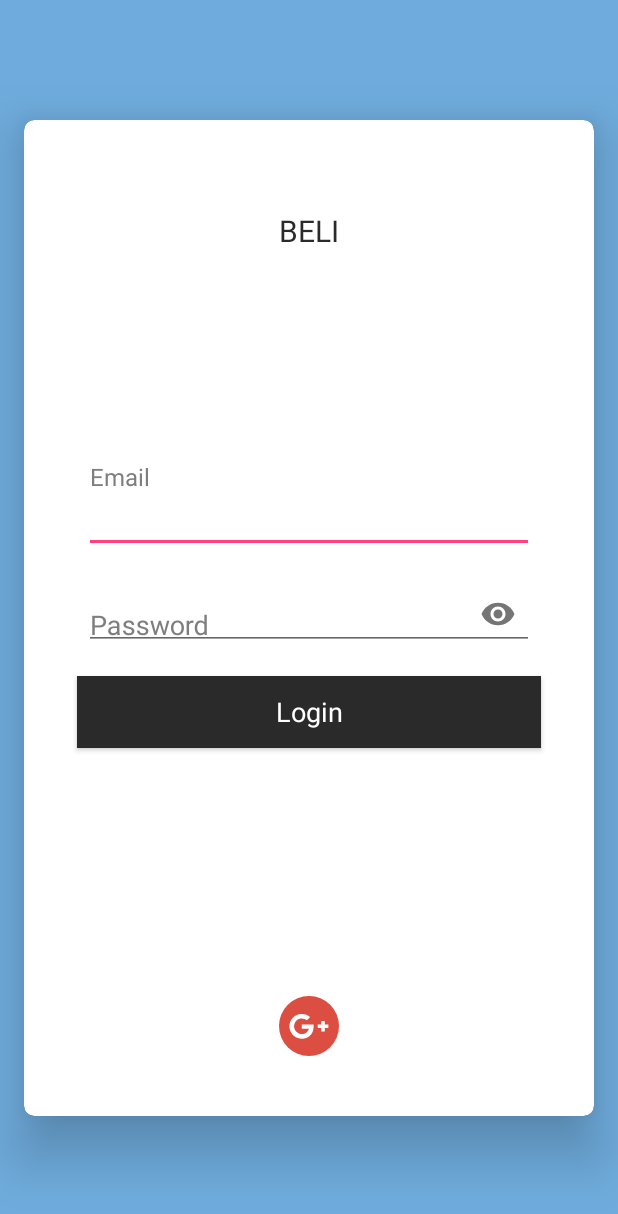
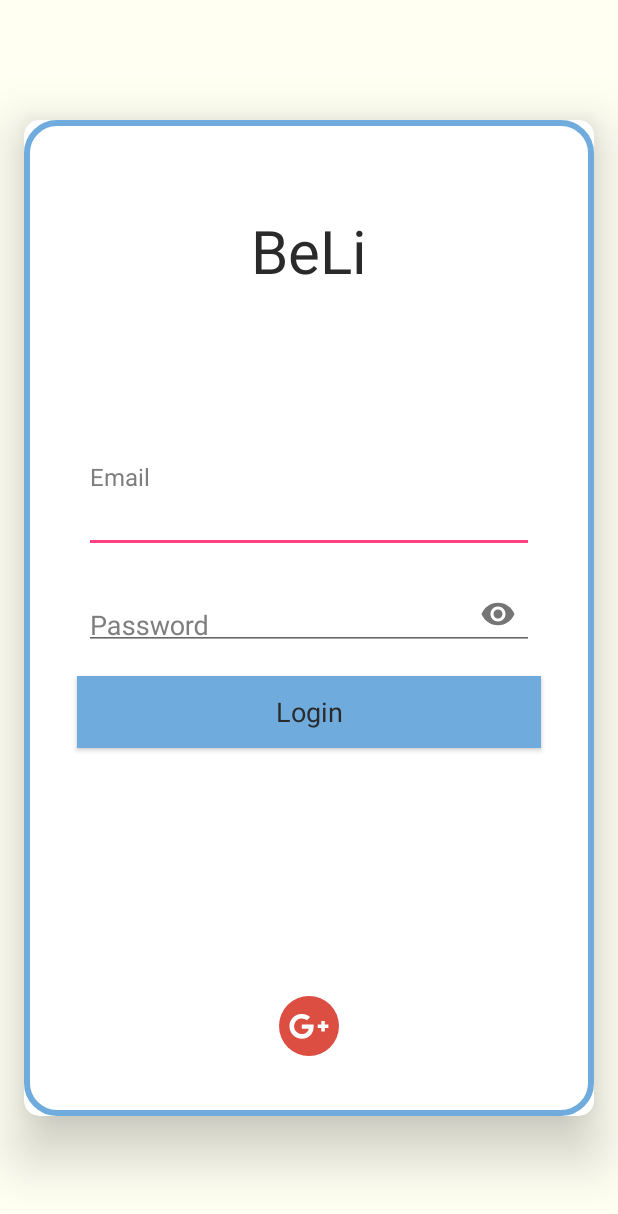
Before and after one commit to beli-ppl/android, an Android app: the screen it shows after launch (LoginActivity), on a phone screen of 412 x 824 dp. Shown: the top 1214 px of the screen. Run offline under Robolectric (Android 15) with nearby library versions, the phone set to English and light mode, and no system bars.

Commit message:
create better page home

```diff
--- /dev/null
+++ b/app/src/main/res/drawable/card_border.xml
@@ -0,0 +1,5 @@
+<shape xmlns:android="http://schemas.android.com/apk/res/android" android:shape="rectangle" >
+    <stroke android:width="4dip"
+        android:color="#6facdd"/>
+    <corners android:radius="20dip"/>
+</shape>
--- a/app/src/main/res/layout/activity_login.xml
+++ b/app/src/main/res/layout/activity_login.xml
@@ -18,7 +18,7 @@
     android:id="@+id/activity_main"
     android:layout_width="match_parent"
     android:layout_height="match_parent"
-    android:background="#6facdd">
+    android:background="#fffff2">
 
     <android.support.v7.widget.CardView
         android:layout_width="match_parent"
@@ -27,18 +27,28 @@
         android:layout_marginLeft="16dp"
         android:layout_marginRight="16dp"
         android:layout_marginTop="80dp"
-        app:cardCornerRadius="7dp"
+        app:cardCornerRadius="10dp"
         app:cardElevation="22dp">
 
+        <RelativeLayout
+            android:layout_width="match_parent"
+            android:layout_height="match_parent">
+
+            <ImageView
+                android:layout_width="match_parent"
+                android:layout_height="match_parent"
+                android:src="@drawable/card_border"
+                />
+
+        </RelativeLayout>
+
         <TextView
-            style="@style/TextStyle.Heading"
             android:layout_width="wrap_content"
             android:layout_height="wrap_content"
             android:layout_gravity="center|top"
             android:layout_marginTop="60dp"
             android:text="@string/login_title"
-            android:textAllCaps="true"
-            android:textSize="20sp" />
+            android:textSize="40sp" />
 
         <LinearLayout
             android:layout_width="match_parent"
@@ -99,14 +109,15 @@
 
             <Button
                 android:id="@+id/btn_server_login"
-                style="@style/Button.Primary"
                 android:layout_width="match_parent"
                 android:layout_height="wrap_content"
                 android:layout_gravity="center"
                 android:layout_margin="15dp"
                 android:padding="10dp"
                 android:text="@string/login"
-                android:textSize="18dp" />
+                android:textSize="18dp"
+                android:background="#6facdd"/>
+
         </LinearLayout>
 
         <LinearLayout
--- a/app/src/main/res/layout/activity_profile.xml
+++ b/app/src/main/res/layout/activity_profile.xml
@@ -3,7 +3,8 @@
     android:layout_width="match_parent"
     android:layout_height="match_parent"
     xmlns:app="http://schemas.android.com/apk/res-auto"
-    android:orientation="vertical">
+    android:orientation="vertical"
+    android:background="#fffff2">
 
     <android.support.v7.widget.CardView
         android:layout_width="match_parent"
```
